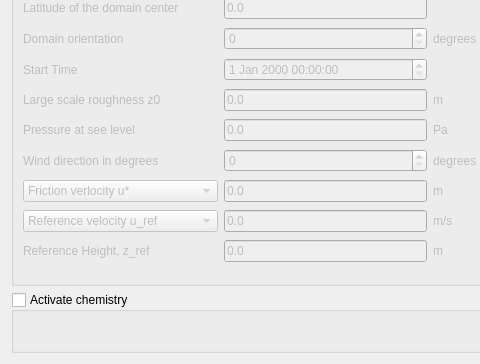
The window that gui/Pages/AtmosphericFlowsForm.ui (code-saturne/code_saturne) describes before a commit, drawn with Qt 5; both pictures show x 0 to 480 and y 149 to 513 of the 953 by 513 pixel window.
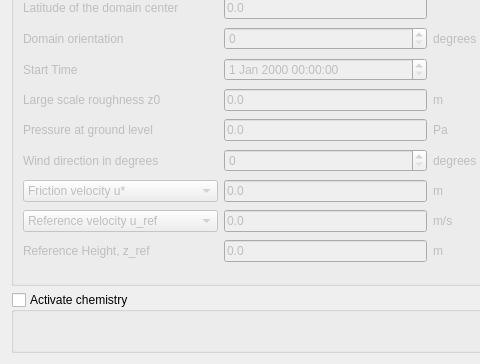
The same window after the commit. Icons and pictures are not drawn.

Commit message: [GUI] major fix in meteo preprocessor. This closes issue #299.

What changed in the file:
```diff
--- a/gui/Pages/AtmosphericFlowsForm.ui
+++ b/gui/Pages/AtmosphericFlowsForm.ui
@@ -62,7 +62,7 @@
         <item row="5" column="0">
          <widget class="QLabel" name="labelPressureSeaLevel">
           <property name="text">
-           <string>Pressure at see level</string>
+           <string>Pressure at ground level</string>
           </property>
          </widget>
         </item>
@@ -215,7 +215,7 @@
          <widget class="QComboBox" name="comboBoxUstarOrdLMO">
           <item>
            <property name="text">
-            <string>Friction verlocity u*</string>
+            <string>Friction velocity u*</string>
            </property>
           </item>
           <item>
```
Left out of the diff: 8 changed lines with no effect on the pictures. The commit also changes 2 other files.
